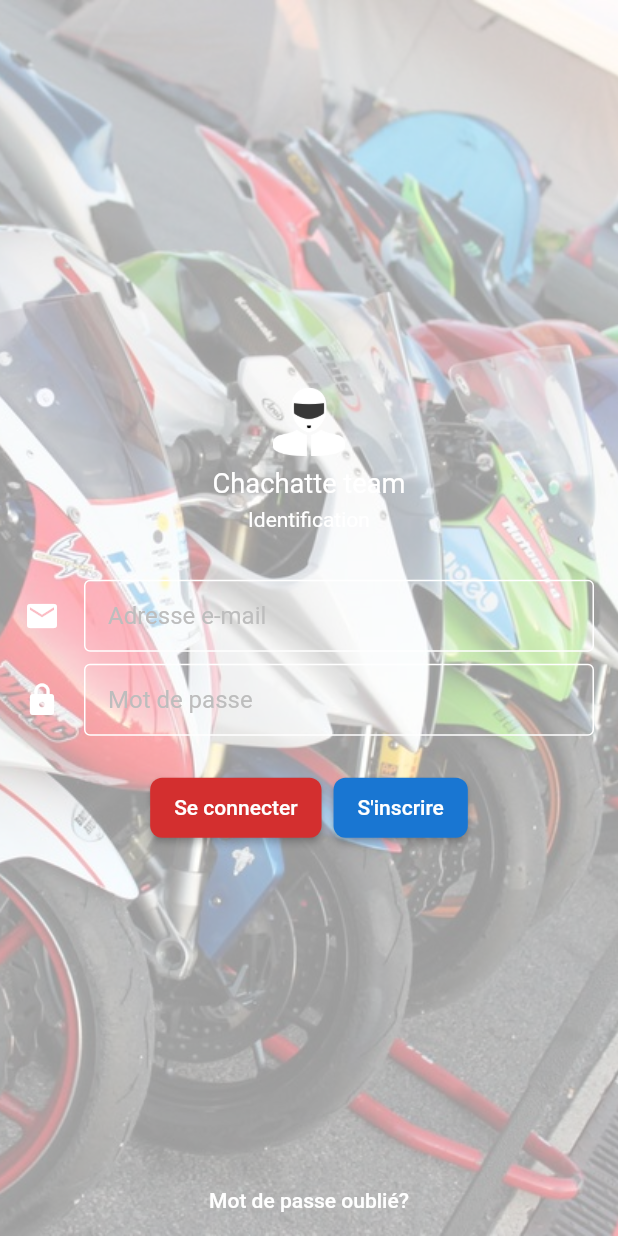
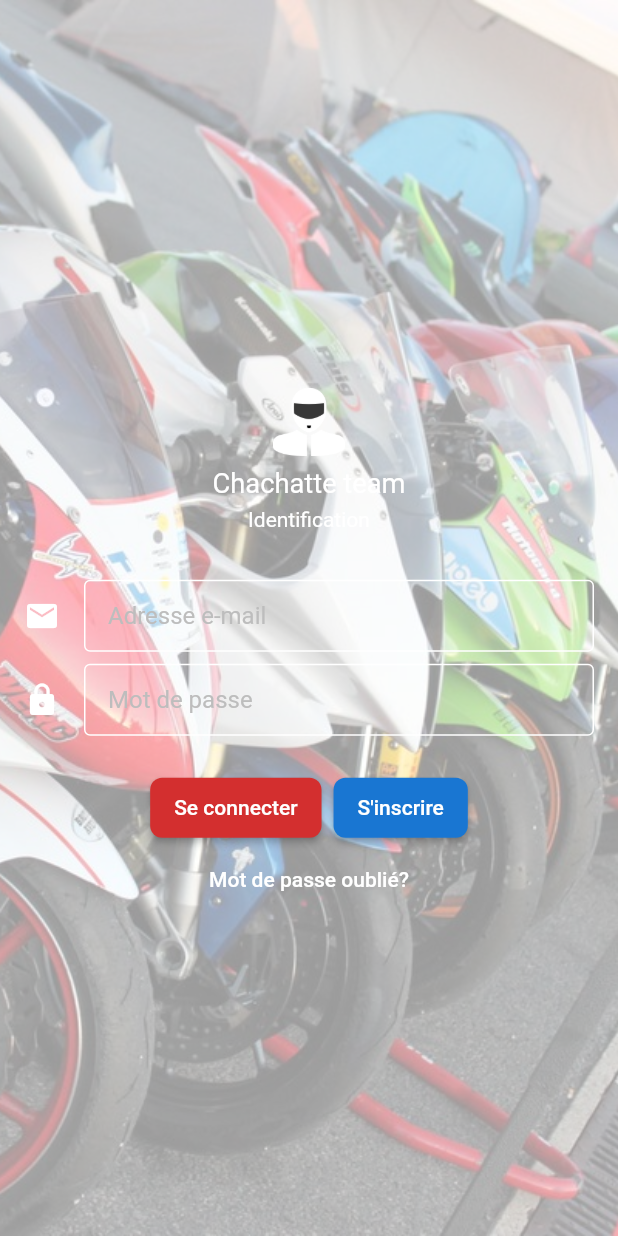
Before and after one commit to Yann39/ccteam-flutter, a Flutter app: the screen it shows after launch, on a phone screen of 412 x 824 dp. Run offline on Flutter 3.47's test engine with Material 2 defaults, Android fonts, the phone set to English and light mode, and no system bars; our stand-ins replace cached_network_image, shared_preferences.

Commit message:
shared preferences for login + minor improvements

```diff
--- a/lib/main.dart
+++ b/lib/main.dart
@@ -17,20 +17,38 @@
  * along with Chachatte Team. If not, see <http://www.gnu.org/licenses/>.
  */
 
+import 'package:chachatte_team/ui/home.dart';
 import 'package:chachatte_team/ui/login.dart';
 import 'package:chachatte_team/utils/strings.dart';
 import 'package:flutter/material.dart';
 import 'package:flutter_localizations/flutter_localizations.dart';
+import 'package:shared_preferences/shared_preferences.dart';
+import 'package:logging/logging.dart';
 
-void main() => runApp(new ChachatteTeamApp());
+Future<void> main() async {
+  // logging configuration
+  Logger.root.level = Level.ALL;
+  Logger.root.onRecord.listen((LogRecord rec) {
+    debugPrint('${rec.level.name}: ${rec.time}: ${rec.message}');
+  });
+  // read shared preference
+  SharedPreferences prefs = await SharedPreferences.getInstance();
+  // if email is set, we will consider user is already logged in
+  String email = prefs.getString('email');
+  // pass email as parameter so we can redirect user to home page or login page depending on the value
+  runApp(new ChachatteTeamApp(email));
+}
 
 class ChachatteTeamApp extends StatelessWidget {
+  final String email;
+
+  ChachatteTeamApp(this.email);
 
   @override
   Widget build(BuildContext context) {
     return MaterialApp(
       title: AppString.applicationTitle,
-      home: Login(),
+      home: email != null ? Home() : Login(),
       theme: new ThemeData(
         primarySwatch: Colors.blue,
         primaryColor: Colors.red[700],
@@ -40,7 +58,6 @@ class ChachatteTeamApp extends StatelessWidget {
         const Locale('fr', 'FR'),
       ],
       localizationsDelegates: [
-        // ... app-specific localization delegate[s] here
         GlobalMaterialLocalizations.delegate,
         GlobalWidgetsLocalizations.delegate,
       ],
--- a/lib/ui/home.dart
+++ b/lib/ui/home.dart
@@ -18,9 +18,9 @@
  */
 
 import 'package:chachatte_team/ui/events/calendar.dart';
+import 'package:chachatte_team/ui/members/team.dart';
+import 'package:chachatte_team/ui/news/news.dart';
 import 'package:chachatte_team/ui/photos/gallery.dart';
-import 'package:chachatte_team/ui/news/news.dart';
-import 'package:chachatte_team/ui/members/team.dart';
 import 'package:chachatte_team/utils/strings.dart';
 import 'package:flutter/material.dart';
 import 'package:intl/date_symbol_data_local.dart';
@@ -33,7 +33,6 @@ class Home extends StatefulWidget {
 }
 
 class _HomeState extends State<Home> {
-
   @override
   void initState() {
     super.initState();
@@ -53,6 +52,7 @@ class _HomeState extends State<Home> {
 
   Widget build(BuildContext context) {
     return new Scaffold(
+      appBar: null,
       backgroundColor: Colors.transparent,
       body: _children[_currentIndex],
       bottomNavigationBar: BottomNavigationBar(
--- a/lib/ui/login.dart
+++ b/lib/ui/login.dart
@@ -20,7 +20,7 @@
 import 'dart:ui';
 
 import 'package:chachatte_team/models/member.dart';
-import 'package:chachatte_team/ui/loading_screen.dart';
+import 'package:chachatte_team/ui/login_loading_screen.dart';
 import 'package:chachatte_team/ui/register.dart';
 import 'package:chachatte_team/utils/string_utils.dart';
 import 'package:chachatte_team/utils/strings.dart';
@@ -41,6 +41,7 @@ class _LoginState extends State<Login> {
   // the member to be created
   final Member _newMember = new Member();
 
+  /// Allow to dismiss the keyboard when clicking outside
   _dismissKeyboard(BuildContext context) {
     FocusScope.of(context).requestFocus(new FocusNode());
   }
@@ -52,7 +53,8 @@ class _LoginState extends State<Login> {
 
     // after the target screen returns a result, show a bottom sheet to display the result
     if (result != null) {
-      _loginScaffoldKey.currentState.showBottomSheet<String>((BuildContext context) {
+      _loginScaffoldKey.currentState.showBottomSheet<String>(
+        (BuildContext context) {
           return Container(
             decoration: BoxDecoration(
               border: Border(
@@ -74,14 +76,7 @@ class _LoginState extends State<Login> {
                 ListTile(
                   dense: true,
                   title: Text(
-                  "Votre compte doit maintenant être validé par un administrateur avant que vous puissiez vous connecter.",
-                  style: TextStyle(color: Colors.white),
-                ),
-              ),
-              ListTile(
-                dense: true,
-                title: Text(
-                  "Vous serez averti par e-mail losrque votre compte sera actif.",
+                    AppString.accountWaitingAdmin,
                     style: TextStyle(color: Colors.white),
                   ),
                 ),
@@ -90,7 +85,7 @@ class _LoginState extends State<Login> {
                     children: <Widget>[
                       FlatButton(
                         child: const Text(
-                        "J'ai compris",
+                          AppString.understood,
                           style: TextStyle(color: Colors.white),
                         ),
                         onPressed: () {
@@ -103,11 +98,12 @@ class _LoginState extends State<Login> {
               ],
             ),
           );
-      });
+        },
+      );
     }
   }
 
-  /// Method that do the login in a loading screen and awaits the result from Navigator.pop
+  /// Method that validates the form then process the login in a loading screen and awaits the result from Navigator.pop
   _doLogin(Member member) async {
     final FormState form = _loginFormKey.currentState;
 
@@ -118,10 +114,9 @@ class _LoginState extends State<Login> {
       form.save();
 
       // do the login and wait for the result
-      final result = await Navigator.push(context, MaterialPageRoute(builder: (context) => LoadingScreen(member: member)));
+      final result = await Navigator.push(context, MaterialPageRoute(builder: (context) => LoginLoadingScreen(member: member)));
 
-      // after the target screen returns a result, hide any previous snack bars and show the new result
-      // if we come here it means an error occurred
+      // after the target screen returns a result, hide any previous snack bars and show the new result (if we come here it means an error occurred)
       if (result != null) {
         _loginScaffoldKey.currentState
           ..removeCurrentSnackBar()
@@ -141,23 +136,23 @@ class _LoginState extends State<Login> {
               radius: 24.0,
               child: Image.asset(
                 'images/helmet-face.png',
-                  //color: Colors.red[700],
               ),
             ),
             SizedBox(height: 6.0),
             Text(
-                "Chachatte team",
+              AppString.applicationTitle,
               style: TextStyle(color: Colors.white),
               textScaleFactor: 1.3,
             ),
             SizedBox(height: 6.0),
             Text(
-                "Identification",
+              AppString.identification,
               style: TextStyle(color: Colors.white),
             ),
           ],
         ),
-          padding: EdgeInsets.fromLTRB(16, 36, 16, 0)),
+        padding: EdgeInsets.fromLTRB(16, 36, 16, 0),
+      ),
     );
 
     final email = Padding(
@@ -171,7 +166,7 @@ class _LoginState extends State<Login> {
           enabledBorder: OutlineInputBorder(borderSide: BorderSide(color: Colors.white)),
           focusedBorder: OutlineInputBorder(borderSide: BorderSide(color: Colors.white)),
           icon: Icon(Icons.mail, color: Colors.white),
-          hintText: 'Adresse e-mail',
+          hintText: AppString.loginEmailHint,
           hintStyle: TextStyle(color: Colors.grey[400]),
           contentPadding: EdgeInsets.fromLTRB(16.0, 12.0, 16.0, 12.0),
         ),
@@ -193,7 +188,7 @@ class _LoginState extends State<Login> {
           enabledBorder: OutlineInputBorder(borderSide: BorderSide(color: Colors.white)),
           focusedBorder: OutlineInputBorder(borderSide: BorderSide(color: Colors.white)),
           icon: Icon(Icons.lock, color: Colors.white),
-          hintText: 'Mot de passe',
+          hintText: AppString.loginPasswordHint,
           hintStyle: TextStyle(color: Colors.grey[400]),
           contentPadding: EdgeInsets.fromLTRB(16.0, 12.0, 16.0, 12.0),
         ),
@@ -218,7 +213,7 @@ class _LoginState extends State<Login> {
           padding: EdgeInsets.fromLTRB(16.0, 12.0, 16.0, 12.0),
           color: Colors.red[700],
           child: Text(
-            'Se connecter',
+            AppString.connect,
             style: TextStyle(color: Colors.white),
           ),
         ),
@@ -233,7 +228,7 @@ class _LoginState extends State<Login> {
           padding: EdgeInsets.fromLTRB(16.0, 12.0, 16.0, 12.0),
           color: Colors.blue[700],
           child: Text(
-            'S\'inscrire',
+            AppString.register,
             style: TextStyle(color: Colors.white),
           ),
         ),
@@ -242,7 +237,7 @@ class _LoginState extends State<Login> {
 
     final forgotLabel = FlatButton(
       child: Text(
-        'Mot de passe oublié?',
+        AppString.forgotPassword,
         style: TextStyle(color: Colors.white),
       ),
       onPressed: () {},
@@ -257,22 +252,35 @@ class _LoginState extends State<Login> {
           image: new DecorationImage(
             image: new AssetImage("images/motos.jpg"),
             fit: BoxFit.cover,
-            colorFilter: ColorFilter.mode(Color.fromRGBO(255, 255, 255, 0.4), BlendMode.modulate),
+            colorFilter: ColorFilter.mode(
+              Color.fromRGBO(255, 255, 255, 0.4),
+              BlendMode.modulate,
+            ),
           ),
         ),
         child: Scaffold(
           key: _loginScaffoldKey,
           backgroundColor: Colors.transparent,
-          body: Column(
-            mainAxisAlignment: MainAxisAlignment.spaceBetween,
+          body: Center(
+            child: SingleChildScrollView(
+              child: Column(
+                mainAxisAlignment: MainAxisAlignment.center,
                 crossAxisAlignment: CrossAxisAlignment.center,
                 children: <Widget>[
                   SizedBox(height: 8.0),
-              new Form(
+                  Form(
                     key: _loginFormKey,
                     autovalidate: false,
                     child: Column(
-                  children: <Widget>[logo, SizedBox(height: 32.0), email, SizedBox(height: 8.0), password, SizedBox(height: 24.0), loginButton],
+                      children: <Widget>[
+                        logo,
+                        SizedBox(height: 32.0),
+                        email,
+                        SizedBox(height: 8.0),
+                        password,
+                        SizedBox(height: 24.0),
+                        loginButton,
+                      ],
                     ),
                   ),
                   forgotLabel
@@ -280,6 +288,8 @@ class _LoginState extends State<Login> {
               ),
             ),
           ),
+        ),
+      ),
     );
   }
 }
--- a/lib/ui/news/news.dart
+++ b/lib/ui/news/news.dart
@@ -27,6 +27,7 @@ import 'package:chachatte_team/ui/news/news_card.dart';
 import 'package:chachatte_team/ui/news/news_detail.dart';
 import 'package:chachatte_team/utils/strings.dart';
 import 'package:flutter/material.dart';
+import 'package:shared_preferences/shared_preferences.dart';
 import 'package:url_launcher/url_launcher.dart';
 
 class NewsList extends StatefulWidget {
@@ -87,10 +88,12 @@ class _NewsListState extends State<NewsList> {
     }
   }
 
-  void _select(QuickActions choice) {
+  void _select(QuickActions choice) async {
     if (choice == QuickActions.contact) {
       _launchURL();
     } else if (choice == QuickActions.logout) {
+      SharedPreferences prefs = await SharedPreferences.getInstance();
+      prefs.remove('email');
       Navigator.push(context, MaterialPageRoute(builder: (context) => Login()));
     }
   }
--- a/lib/utils/strings.dart
+++ b/lib/utils/strings.dart
@@ -27,17 +27,37 @@ class AppString {
   static const String cancel = 'Annuler';
   static const String save = 'Enregistrer';
   static const String confirm = 'Confirmer';
+  static const String connect = 'Se connecter';
+  static const String register = 'S\'inscrire';
 
   static const String confirmation = 'Confirmation';
+  static const String identification = 'Identification';
+  static const String registration = 'Inscription';
 
   static const String about = 'A propos';
   static const String contact = 'Contact';
   static const String logout = 'Se déconnecter';
 
+  static const String forgotPassword = 'Mot de passe oublié?';
+  static const String loggingIn = 'Connexion en cours';
+  static const String understood = 'J\'ai compris';
+  static const String accountWaitingAdmin = 'Votre compte doit maintenant être validé par un administrateur avant que vous puissiez vous connecter. Vous serez averti par e-mail losrque votre compte sera actif';
+
   static const String tabHome = 'Accueil';
   static const String tabCalendar = 'Calendrier';
   static const String tabTeam = 'Équipe';
   static const String tabGallery = 'Gallerie';
+
+
+  static const String loginEmailHint = 'Adresse e-mail';
+  static const String loginPasswordHint = 'Mot de passe';
+  static const String loginFailed = 'L\'dentification a échouée, vérifiez vos informations et assurez-vous que votre compte soit actif';
+
+  static const String registrationFirstNameHint = 'Votre prénom';
+  static const String registrationLastNameHint = 'Votre nom';
+  static const String registrationEmailHint = 'Votre adresse e-mail';
+  static const String registrationPasswordHint = 'Choisissez un mot de passe';
+  static const String registrationPasswordConfirmHint = 'Confirmez votre mot de passe';
 
   static const String newsCreate = 'Ajouter une actualité';
   static const String newsCreated = 'L\'actualité à été créée avec succès !';
--- a/pubspec.yaml
+++ b/pubspec.yaml
@@ -8,6 +8,9 @@ dependencies:
   # for dates localization
   flutter_localizations:
     sdk: flutter
+
+  # Logging
+  logging: ^0.11.3+2
 
   # Provides internationalization and localization
   intl: 0.15.7
@@ -22,7 +25,7 @@ dependencies:
   # Load and cache network images
   cached_network_image: ^0.6.2
 
-  # to open an URL
+  # To open an URL
   url_launcher: ^5.0.1
 
   # Access to shared preferences
```
Also changed, not shown: lib/ui/loading_screen.dart (deleted, +0 -55 lines), lib/ui/login_loading_screen.dart (added, +84 -0 lines), lib/ui/register.dart (+39 -51 lines), doc/login.png (added), pubspec.lock, 2 other files. Lines whose indentation alone changed are shown as unchanged.
